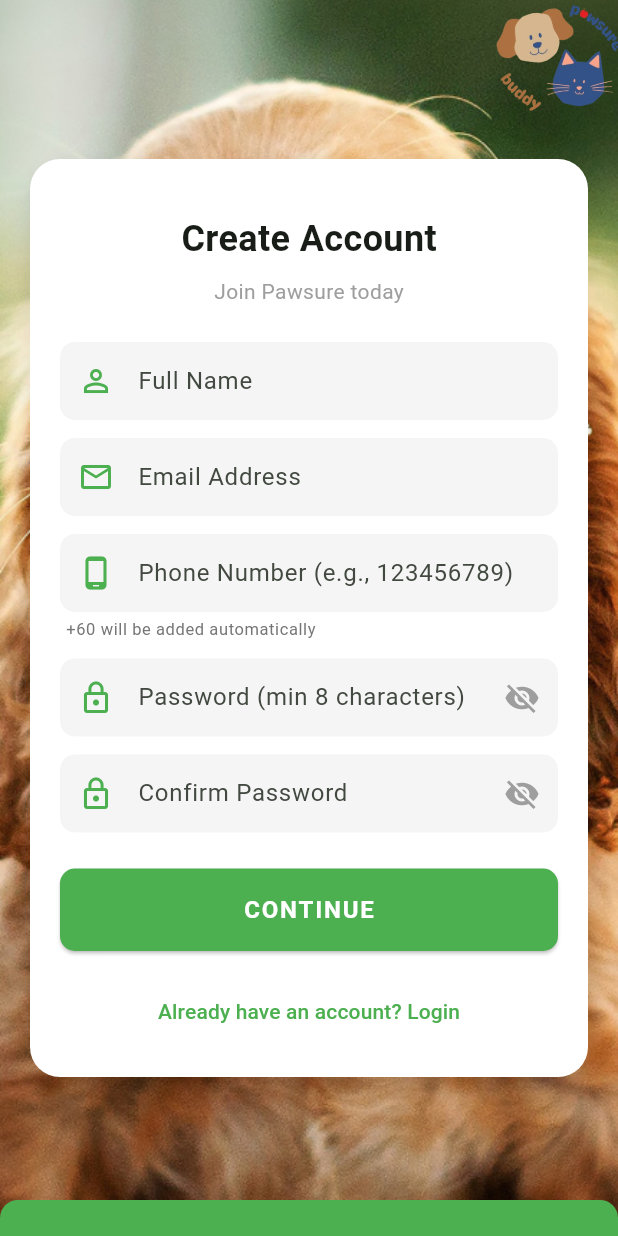
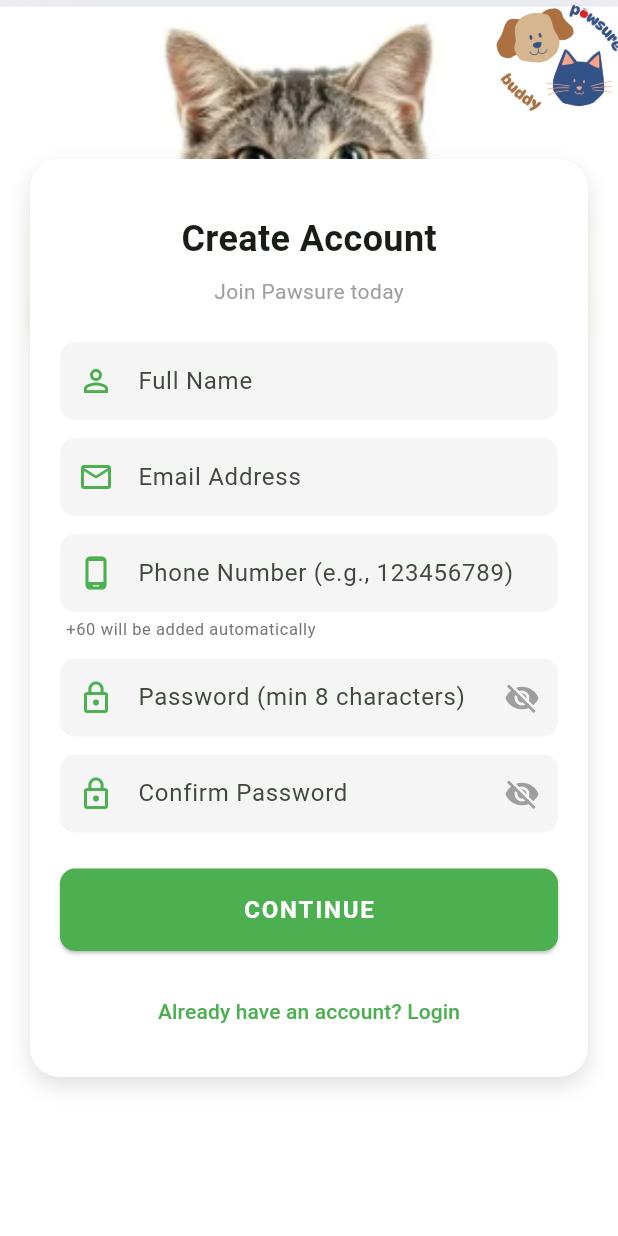
Before and after one commit to apple-6/Pawsure-Repo, a Flutter app: the RegisterScreen screen opened directly, on a phone screen of 412 x 824 dp. Run offline on Flutter 3.47's test engine with Material 3 defaults, Android fonts, the phone set to English and light mode, and no system bars; our stand-ins replace carousel_slider, file_picker, geolocator, get, google_maps_flutter, image_picker and 6 more; accounts and stored records are empty; network calls fail.

Commit message:
paiseh edit yixia photo and green bar

```diff
--- a/pawsure_app/lib/screens/auth/register_screen.dart
+++ b/pawsure_app/lib/screens/auth/register_screen.dart
@@ -39,7 +39,7 @@ class _RegisterScreenState extends State<RegisterScreen> {
           SizedBox(
             height: size.height,
             width: size.width,
-            child: Image.asset('assets/images/dog_auth.png', fit: BoxFit.cover),
+            child: Image.asset('assets/images/kittyy.png', fit: BoxFit.cover),
           ),
           // Decorative top-right green shape with centered logo
           Positioned(
@@ -336,19 +336,6 @@ class _RegisterScreenState extends State<RegisterScreen> {
             ),
           ),
 
-          // Bottom green bar
-          Positioned(
-            left: 0,
-            right: 0,
-            bottom: 0,
-            child: Container(
-              height: 24,
-              decoration: const BoxDecoration(
-                color: Color(0xFF4CAF50),
-                borderRadius: BorderRadius.vertical(top: Radius.circular(12)),
-              ),
-            ),
-          ),
         ],
       ),
     );
```
Also changed, not shown: pawsure_app/assets/images/kittyy.png (added), pawsure_app/pubspec.lock.
